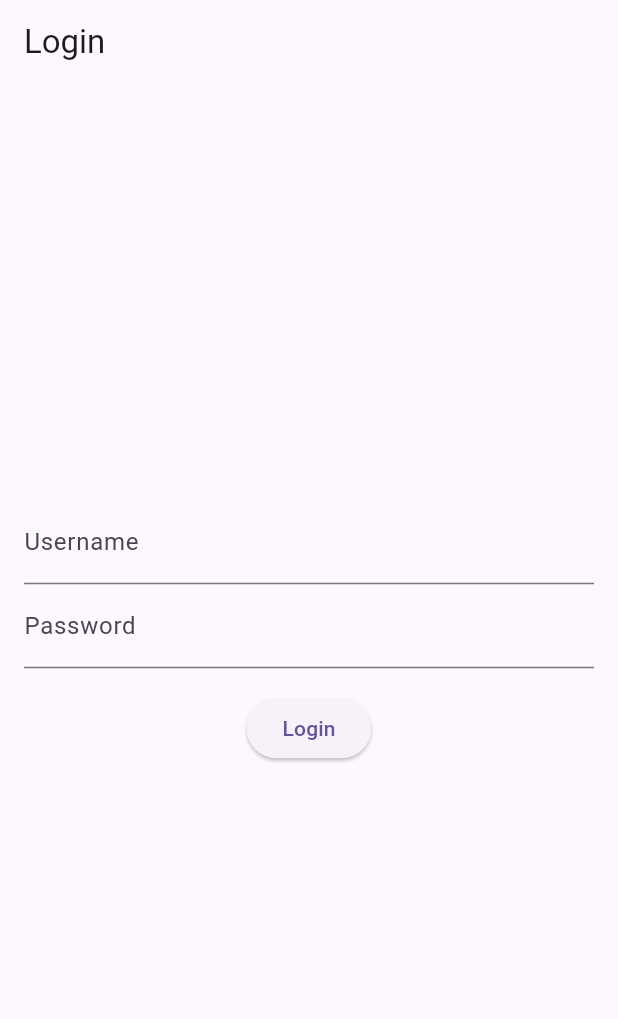
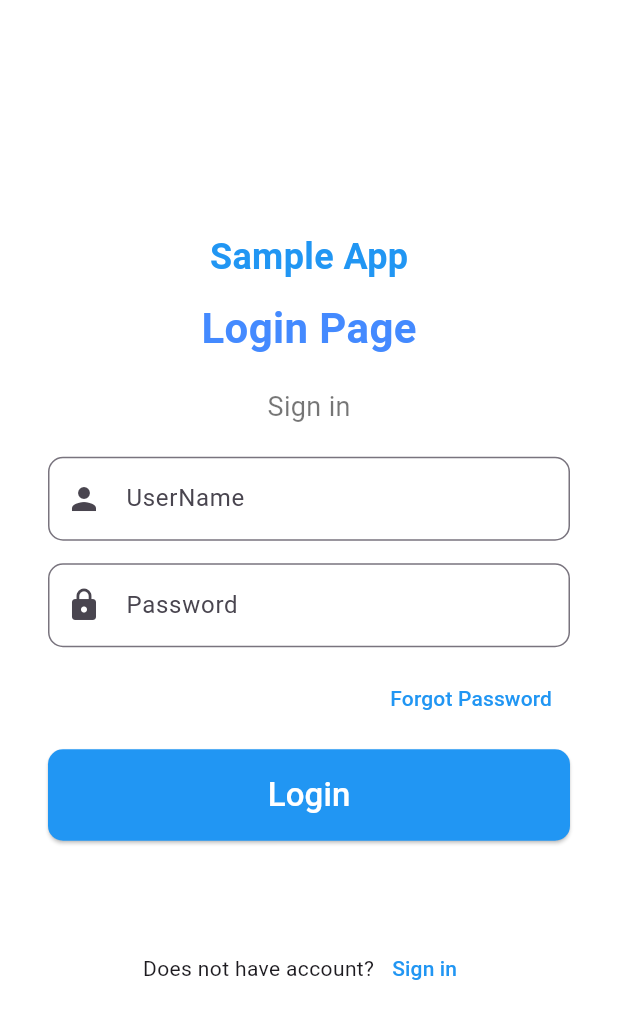
Before and after one commit to Rtppts/FirstFlutter, a Flutter app: the screen it shows after launch, on a phone screen of 412 x 824 dp. Shown: the top 1019 px of the screen. Run offline on Flutter 3.47's test engine with Material 3 defaults, Android fonts, the phone set to English and light mode, and no system bars.

Commit message:
ตกแต่งหน้า login

```diff
--- a/frontend/lib/login_page.dart
+++ b/frontend/lib/login_page.dart
@@ -10,13 +10,13 @@ class LoginPage extends StatefulWidget {
 }
 
 class _LoginPageState extends State<LoginPage> {
-  final TextEditingController _usernameController = TextEditingController();
-  final TextEditingController _passwordController = TextEditingController();
+  final TextEditingController _username = TextEditingController();
+  final TextEditingController _password = TextEditingController();
   String _errorMessage = "";
 
   void _handleLogin() async {
-    String username = _usernameController.text;
-    String password = _passwordController.text;
+    String username = _username.text;
+    String password = _password.text;
 
     String responseMessage = await ApiService.login(username, password);
 
@@ -37,32 +37,130 @@ class _LoginPageState extends State<LoginPage> {
   @override
   Widget build(BuildContext context) {
     return Scaffold(
-      appBar: AppBar(title: const Text("Login")),
-      body: Padding(
-        padding: const EdgeInsets.all(16.0),
+      backgroundColor: Colors.white,
+      body: Center(
+        child: SingleChildScrollView(   //Widget ที่ช่วยให้เลื่อน (Scroll) ได้ เมื่อเนื้อหาเยอะเกินขนาดหน้าจอ
+          padding: const EdgeInsets.symmetric(horizontal: 32),  //ระยะห่างภายใน (Padding) ด้านซ้าย-ขวา   vertical: บน-ล่าง
           child: Column(
             mainAxisAlignment: MainAxisAlignment.center,
             children: [
+              // 🔹 โลโก้ / ชื่อแอป
+              const Text(
+                "Sample App",
+                style: TextStyle(
+                  fontSize: 24,
+                  fontWeight: FontWeight.bold,
+                  color: Colors.blue,
+                ),
+              ),
+              const SizedBox(height: 10),
+
+              const Text(
+                "Login Page",
+                style: TextStyle(
+                  fontSize: 28,
+                  fontWeight: FontWeight.bold,
+                  color: Colors.blueAccent,
+                ),
+              ),
+              const SizedBox(height: 20),
+
+              const Text(
+                "Sign in",
+                style: TextStyle(fontSize: 18, color: Colors.black54),
+              ),
+              const SizedBox(height: 20),
+
+              // 🔹 ช่องใส่ Username
               TextField(
-              controller: _usernameController,
-              decoration: const InputDecoration(labelText: "Username"),
+                controller: _username,   //มี _ เพราะเป็นตัวแปร Private ใน Dart ถ้าตัวแปรขึ้นต้นด้วย _ จะ ใช้ได้แค่ภายในไฟล์เดียวกัน
+                decoration: InputDecoration(
+                  labelText: "UserName",
+                  border: OutlineInputBorder(
+                    borderRadius: BorderRadius.circular(10),
                   ),
+                  prefixIcon: const Icon(Icons.person),
+                ),
+              ),
+              const SizedBox(height: 15),
+
+              // 🔹 ช่องใส่ Password
               TextField(
-              controller: _passwordController,
-              decoration: const InputDecoration(labelText: "Password"),
+                controller: _password,
+                decoration: InputDecoration(
+                  labelText: "Password",
+                  border: OutlineInputBorder(
+                    borderRadius: BorderRadius.circular(10),
+                  ),
+                  prefixIcon: const Icon(Icons.lock),
+                ),
                 obscureText: true,
               ),
-            const SizedBox(height: 16),
-            ElevatedButton(
+              const SizedBox(height: 10),
+
+              // 🔹 Forgot Password
+              Align(
+                alignment: Alignment.centerRight,
+                child: TextButton(
+                  onPressed: () {
+                    // TODO: Add Forgot Password Function
+                  },
+                  child: const Text(
+                    "Forgot Password",
+                    style: TextStyle(color: Colors.blue),
+                  ),
+                ),
+              ),
+
+              const SizedBox(height: 10),
+
+              // 🔹 ปุ่ม Login
+              SizedBox(
+                width: double.infinity,
+                child: ElevatedButton(
                   onPressed: _handleLogin,
-              child: const Text("Login"),
+                  style: ElevatedButton.styleFrom(
+                    backgroundColor: Colors.blue,
+                    padding: const EdgeInsets.symmetric(vertical: 15),
+                    shape: RoundedRectangleBorder(
+                      borderRadius: BorderRadius.circular(10),
                     ),
-            const SizedBox(height: 16),
+                  ),
+                  child: const Text(
+                    "Login",
+                    style: TextStyle(fontSize: 22, color: Colors.white),
+                  ),
+                ),
+              ),
+
+              const SizedBox(height: 20),
+
+              // 🔹 แสดง Error ถ้า Login ไม่สำเร็จ
               Text(
                 _errorMessage,
                 style: const TextStyle(color: Colors.red),
               ),
+
+              const SizedBox(height: 20),
+
+              // 🔹 ลิงก์ไปหน้าสมัครสมาชิก
+              Row(
+                mainAxisAlignment: MainAxisAlignment.center,
+                children: [
+                  const Text("Does not have account?"),
+                  TextButton(
+                    onPressed: () {
+                      // TODO: Add Sign Up Function
+                    },
+                    child: const Text(
+                      "Sign in",
+                      style: TextStyle(color: Colors.blue),
+                    ),
+                  ),
                 ],
+              ),
+            ],
+          ),
         ),
       ),
     );
--- a/frontend/lib/main.dart
+++ b/frontend/lib/main.dart
@@ -13,7 +13,6 @@ class MyApp extends StatelessWidget {
     return MaterialApp(
       debugShowCheckedModeBanner: false, //ใช้เพื่อ ปิดแถบ Debug Banner ที่มุมขวาบนของแอป
       title: 'TestLogin',  //กำหนดชื่อของแอป (อาจแสดงใน Task Manager ของมือถือ)
-      theme: ThemeData(primarySwatch: Colors.red),
       home: const LoginPage(),
     );
   }
```
Lines whose indentation alone changed are shown as unchanged.
